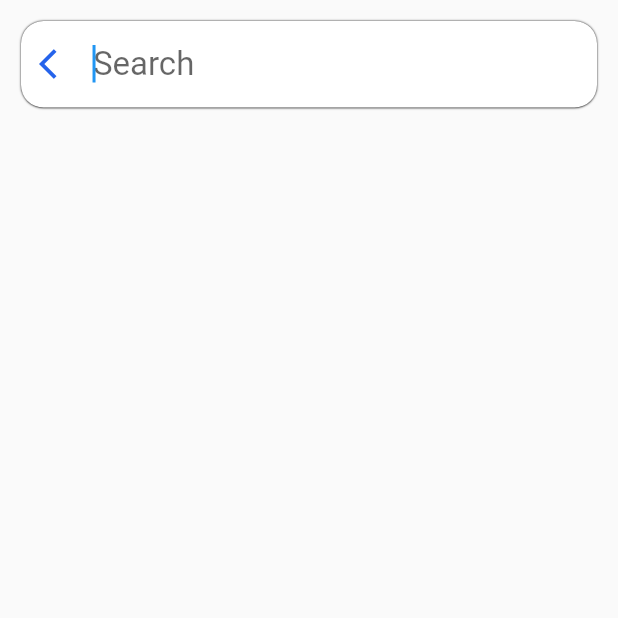
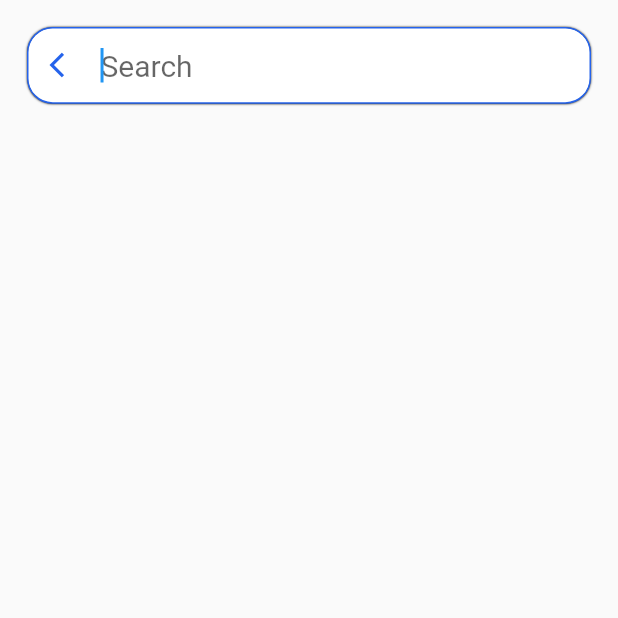
Before and after one commit to YadavGulshan/cuisine_app, a Flutter app: the SearchPage screen opened directly, on a phone screen of 412 x 824 dp, the top half of it. Run offline on Flutter 3.47's test engine with Material 2 defaults, Android fonts, the phone set to English and light mode, and no system bars; our stand-ins replace flutter_secure_storage, geocoding, geolocator, google_fonts, lottie, persistent_bottom_nav_bar; missing offline and left inert: flutter_appauth; accounts and stored records are empty.

Commit message:
fixed some ui issues

```diff
--- a/lib/screens/user/search_page.dart
+++ b/lib/screens/user/search_page.dart
@@ -11,30 +11,35 @@ class SearchPage extends StatelessWidget {
       children: [
         SafeArea(
           child: Padding(
-            padding: const EdgeInsets.all(14.0),
+            padding: const EdgeInsets.all(18.0),
             child: Container(
               decoration: BoxDecoration(
-                  borderRadius: BorderRadius.circular(15),
+                  borderRadius: BorderRadius.circular(17),
+                  border: Border.all(color: primaryColor),
                   color: (appTheme == Brightness.light)
                       ? Colors.white
                       : Colors.grey[800],
                   boxShadow: const [BoxShadow(blurRadius: 0.4)]),
-              height: MediaQuery.of(context).size.height * 0.070,
+              height: MediaQuery.of(context).size.height * 0.062,
               child: Row(
-                mainAxisAlignment: MainAxisAlignment.spaceEvenly,
+                mainAxisAlignment: MainAxisAlignment.start,
                 children: [
                   IconButton(
                     onPressed: () {
                       Navigator.pop(context);
                     },
-                    icon: const Icon(Icons.arrow_back_ios),
+                    icon: const Icon(
+                      Icons.arrow_back_ios,
+                      size: 20,
+                    ),
                   ),
                   Flexible(
+                    fit: FlexFit.tight,
                     child: TextFormField(
                       enabled: true,
                       autofocus: true,
-                      cursorHeight: 25,
-                      style: const TextStyle(fontSize: 22),
+                      // cursorHeight: 25,
+                      style: const TextStyle(fontSize: 20),
                       decoration: const InputDecoration(
                         enabled: true,
                         border: InputBorder.none,
```
